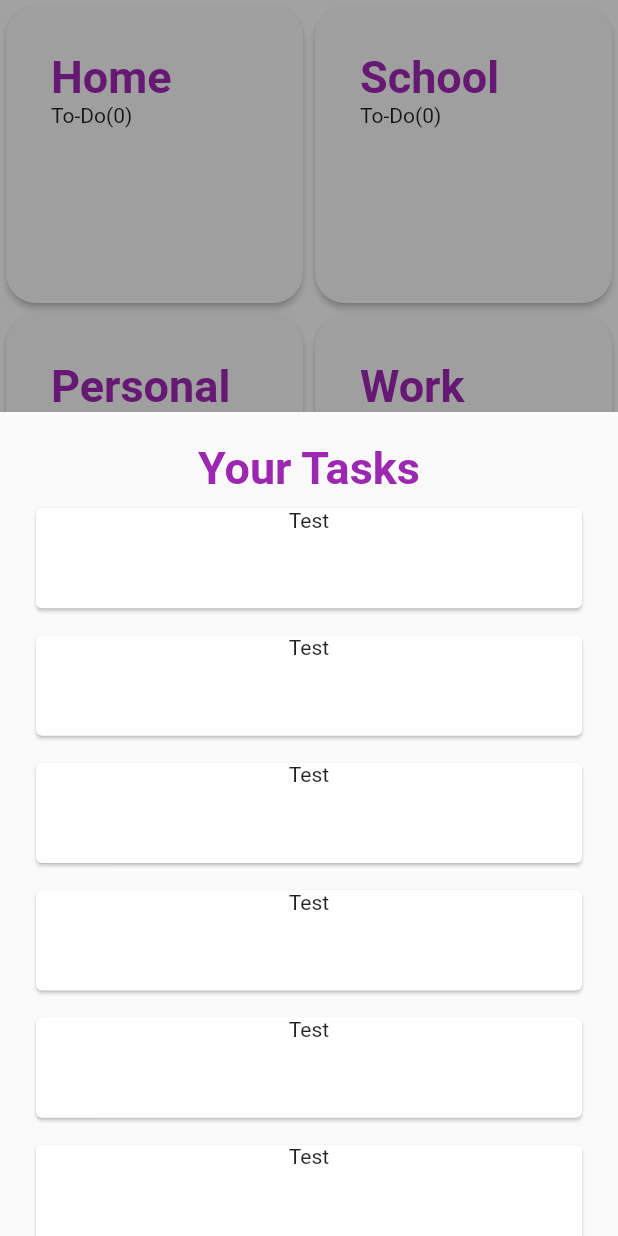
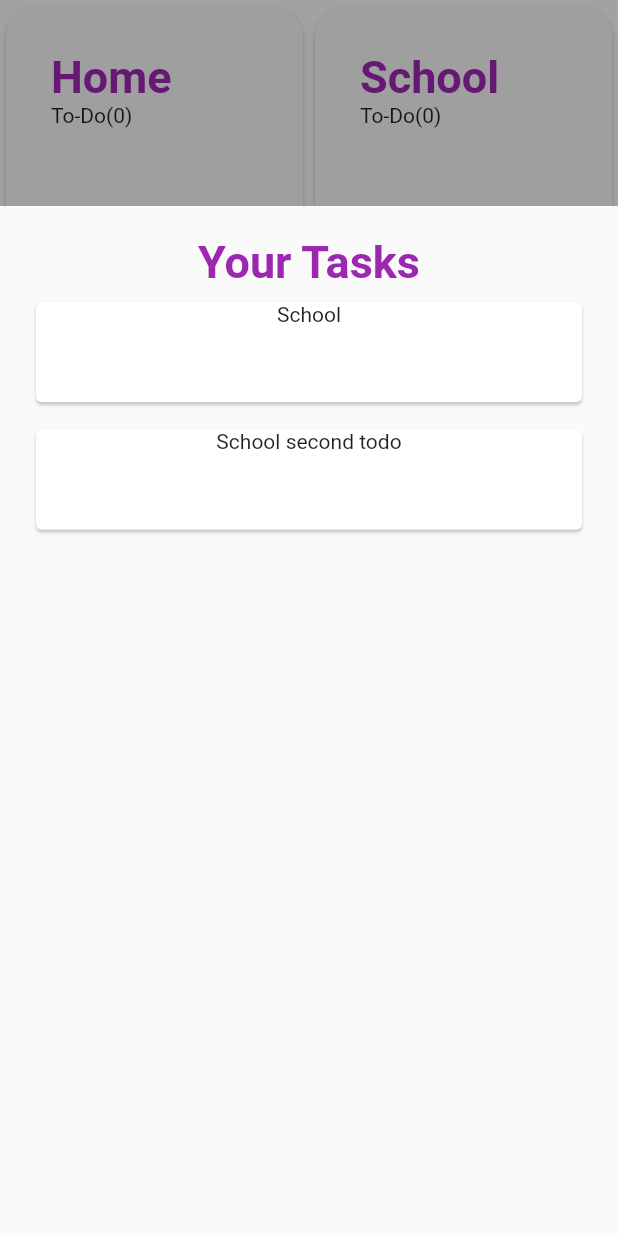
Before and after one commit to yagizdo/Grid-Destune, a Flutter app: the screen it shows after launch, after a tap on "School", on a phone screen of 412 x 824 dp. Run offline on Flutter 3.47's test engine with Material 2 defaults, Android fonts, the phone set to English and light mode, and no system bars; our stand-ins replace modal_bottom_sheet, shared_preferences.

Commit message:
Added filter system

```diff
--- /dev/null
+++ b/lib/Models/todo.dart
@@ -0,0 +1,6 @@
+class Todo {
+  String title;
+  String category;
+
+  Todo(this.title,this.category);
+}
--- /dev/null
+++ b/lib/Providers/todo_provider.dart
@@ -0,0 +1,19 @@
+import 'dart:collection';
+
+import 'package:flutter/material.dart';
+import 'package:grid_todo/Models/todo.dart';
+
+class TodoProvider extends ChangeNotifier {
+  List<Todo> todos = [
+    Todo('Home','Home'),
+    Todo('Home 2','Home'),
+    Todo('School','School'),
+    Todo('School second todo','School'),
+    Todo('Personal','Personal'),
+    Todo('Work','Work'),
+    Todo('Flutter','Flutter'),
+  ];
+
+  UnmodifiableListView<Todo> get allTodos =>
+      UnmodifiableListView(todos);
+}
--- a/lib/Screens/categorypage.dart
+++ b/lib/Screens/categorypage.dart
@@ -8,7 +8,7 @@ class CategoryPage extends StatelessWidget {
   @override
   Widget build(BuildContext context) {
     return SizedBox(
-        height: MediaQuery.of(context).size.height / 1.5,
+        height: MediaQuery.of(context).size.height / 1.2,
         child: SingleChildScrollView(
           child: Column(
             children: [
@@ -16,7 +16,7 @@ class CategoryPage extends StatelessWidget {
                 padding: EdgeInsets.only(top : 20.0),
                 child: Text('Your Tasks',style: TextStyle(color: Colors.purple,fontWeight: FontWeight.bold,fontSize: 30),),
               ),
-              TodoList(),
+              TodoList(title: title,),
             ],
           ),
         ),
--- a/lib/Widgets/Todo/todo_card.dart
+++ b/lib/Widgets/Todo/todo_card.dart
@@ -1,8 +1,10 @@
 import 'package:flutter/material.dart';
+import 'package:grid_todo/Models/todo.dart';
 
 class TodoCard extends StatelessWidget {
-  const TodoCard({Key? key}) : super(key: key);
+  TodoCard({Key? key,required this.todo}) : super(key: key);
 
+  Todo todo;
   @override
   Widget build(BuildContext context) {
     return Padding(
@@ -12,7 +14,7 @@ class TodoCard extends StatelessWidget {
         child: Card(
           child: Column(
             children: [
-              Text('Test'),
+              Text(todo.title),
             ],
           ),
         ),
--- a/lib/Widgets/Todo/todo_list.dart
+++ b/lib/Widgets/Todo/todo_list.dart
@@ -1,18 +1,26 @@
 import 'package:flutter/material.dart';
+import 'package:grid_todo/Models/todo.dart';
+import 'package:grid_todo/Providers/todo_provider.dart';
 import 'package:grid_todo/Widgets/Todo/todo_card.dart';
+import 'package:provider/provider.dart';
 
 class TodoList extends StatelessWidget {
-  const TodoList({Key? key}) : super(key: key);
+  TodoList({Key? key,required this.title}) : super(key: key);
 
+  String title;
   @override
   Widget build(BuildContext context) {
-    return ListView.builder(
-        scrollDirection: Axis.vertical,
-        shrinkWrap: true,
-        itemCount: 10,
-        itemBuilder: (context,index) {
-          return TodoCard();
-        }
+    return Consumer<TodoProvider>(
+      builder: (context, state,child) {
+            return ListView.builder(
+            scrollDirection: Axis.vertical,
+            shrinkWrap: true,
+            itemCount: state.allTodos.where((Todo) => Todo.category.contains(title)).length,
+            itemBuilder: (context,index) {
+              return TodoCard(todo : state.allTodos.where((Todo) => Todo.category.contains(title)).toList()[index]);
+            }
+        );
+      }
     );
   }
 }
--- a/lib/main.dart
+++ b/lib/main.dart
@@ -1,14 +1,20 @@
 import 'package:flutter/material.dart';
 import 'package:grid_todo/Providers/category_provider.dart';
+import 'package:grid_todo/Providers/todo_provider.dart';
 import 'package:grid_todo/Screens/homepage.dart';
 import 'package:provider/provider.dart';
 
 void main() {
   runApp(
-      ChangeNotifierProvider<CategoryProvider>(
-        create: (BuildContext context) => CategoryProvider(),
-          child : const MyApp(),
-      ),
+    MultiProvider(
+      providers: [
+        ChangeNotifierProvider<CategoryProvider>(
+            create: (BuildContext context) => CategoryProvider()),
+        ChangeNotifierProvider<TodoProvider>(
+            create: (BuildContext context) => TodoProvider())
+      ],
+      child: const MyApp(),
+    ),
   );
 }
 
```
Also changed, not shown: 1 other file.
